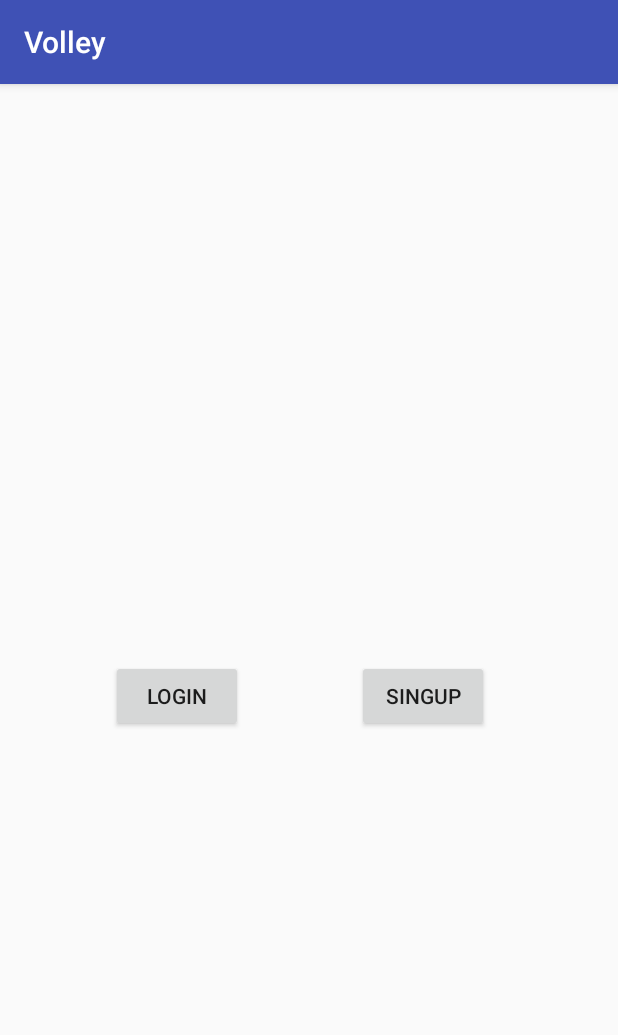
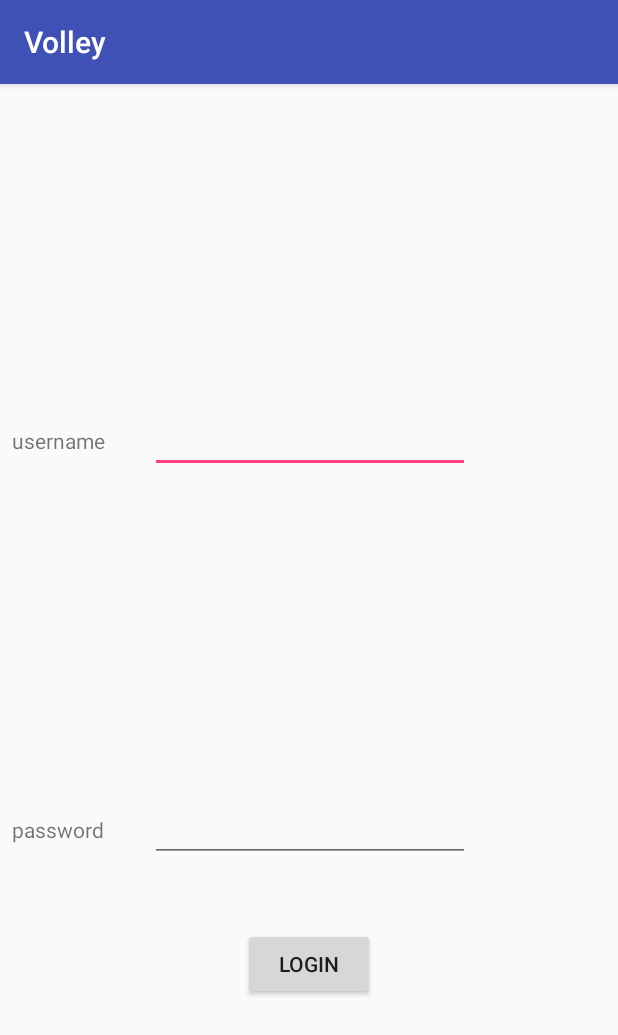
Before and after one commit to Moeinh77/GuessIt, an Android app: the screen it shows after launch (MainActivity before the commit, Login after it), after a tap on "LOGIN", on a phone screen of 412 x 824 dp. Shown: the top 1035 px of the screen. Run offline under Robolectric (Android 15) with nearby library versions, the phone set to English and light mode, and no system bars; our stand-ins replace Volley; network calls fail.

Commit message:
signup and login added gameinfo beta

```diff
--- a/app/src/main/AndroidManifest.xml
+++ b/app/src/main/AndroidManifest.xml
@@ -2,10 +2,10 @@
 <manifest xmlns:android="http://schemas.android.com/apk/res/android"
     package="com.taan.hasani.moein.volley">
 
-    <uses-permission android:name="android.permission.INTERNET"/>
+    <uses-permission android:name="android.permission.INTERNET" />
 
     <application
-        android:name="com.taan.hasani.moein.volley.AppController"
+        android:name=".AppController"
         android:allowBackup="true"
         android:icon="@mipmap/ic_launcher"
         android:label="@string/app_name"
@@ -19,6 +19,7 @@
                 <category android:name="android.intent.category.LAUNCHER" />
             </intent-filter>
         </activity>
+        <activity android:name=".Login"></activity>
     </application>
 
 </manifest>
--- /dev/null
+++ b/app/src/main/java/com/taan/hasani/moein/volley/Login.java
@@ -0,0 +1,69 @@
+package com.taan.hasani.moein.volley;
+
+import android.support.v7.app.AppCompatActivity;
+import android.os.Bundle;
+import android.widget.Button;
+import android.widget.EditText;
+import android.widget.Toast;
+
+import com.android.volley.Request;
+import com.android.volley.Response;
+import com.android.volley.VolleyError;
+import com.android.volley.toolbox.JsonObjectRequest;
+
+import org.json.JSONException;
+import org.json.JSONObject;
+
+import java.util.HashMap;
+
+public class Login extends AppCompatActivity {
+
+    String url = "http://online6732.tk/guessIt.php";
+    private String password;
+    private String username;
+    private Button login;
+    private EditText username_editext,password_editext;
+
+    @Override
+    protected void onCreate(Bundle savedInstanceState) {
+        super.onCreate(savedInstanceState);
+        setContentView(R.layout.activity_login);
+
+        login=(Button)findViewById(R.id.login);
+        username_editext=(EditText)findViewById(R.id.username);
+        password_editext=(EditText)findViewById(R.id.password);
+
+
+        HashMap<String, String> info = new HashMap<String, String>();
+
+        username="Moein";
+        password="&&password__";
+        info.put("action","login");
+        info.put("password",password);
+        info.put("username",username);
+
+        JSONObject jsonObject=new JSONObject(info);
+        JsonObjectRequest jsonObjectRequest=new JsonObjectRequest(Request.Method.POST,
+                url, jsonObject,new Response.Listener<JSONObject>() {
+            @Override
+            public void onResponse(JSONObject response) {
+
+                try {
+                    Toast.makeText(getApplicationContext(),
+                            response.getString("responseData"),Toast.LENGTH_LONG).show();
+                }catch (JSONException e){
+                    e.printStackTrace();
+                }
+            }
+
+        }, new Response.ErrorListener() {
+            @Override
+            public void onErrorResponse(VolleyError error) {
+
+            }
+        });
+
+        AppController.getInstance().addToRequestQueue(jsonObjectRequest);
+
+    }
+}
--- a/app/src/main/java/com/taan/hasani/moein/volley/MainActivity.java
+++ b/app/src/main/java/com/taan/hasani/moein/volley/MainActivity.java
@@ -1,5 +1,6 @@
 package com.taan.hasani.moein.volley;
 
+import android.content.Intent;
 import android.os.Bundle;
 import android.support.v7.app.AppCompatActivity;
 import android.view.View;
@@ -24,12 +25,15 @@ public class MainActivity extends AppCompatActivity {
     private String name;
     private Button login_bt;
     private Button signup_bt;
+    private Button gameinfo_bt;
+
 
     @Override
     protected void onCreate(Bundle savedInstanceState) {
         super.onCreate(savedInstanceState);
         setContentView(R.layout.activity_main);
 
+        gameinfo_bt=(Button)findViewById(R.id.game_info);
         login_bt=(Button)findViewById(R.id.login);
         signup_bt=(Button)findViewById(R.id.signup);
 
@@ -40,24 +44,32 @@ public class MainActivity extends AppCompatActivity {
             }
         });
 
+        gameinfo_bt.setOnClickListener(new View.OnClickListener() {
+            @Override
+            public void onClick(View v) {
+                game_info();
+            }
+        });
+
         login_bt.setOnClickListener(new View.OnClickListener() {
             @Override
             public void onClick(View v) {
                 login();
             }
         });
-      //  sign_up();
+
     }
 
-    public void login(){
 
+    public void game_info(){
         HashMap<String, String> info = new HashMap<String, String>();
 
-                username="Moein";
-                password="&&password__";
-        info.put("action","login");
-        info.put("password",password);
-        info.put("username",username);
+
+        info.put("action","newGame");
+        info.put("catagory","ورزشی");
+        info.put("player","Moein");
+        info.put("mode","singlePlayer");
+
 
         JSONObject jsonObject=new JSONObject(info);
         JsonObjectRequest jsonObjectRequest=new JsonObjectRequest(Request.Method.POST,
@@ -69,19 +81,26 @@ public class MainActivity extends AppCompatActivity {
                     Toast.makeText(getApplicationContext(),
                             response.getString("responseData"),Toast.LENGTH_LONG).show();
                 }catch (JSONException e){
-                    e.printStackTrace();
+                    Toast.makeText(getApplicationContext(),
+                            "Failed",Toast.LENGTH_LONG).show();
                 }
             }
 
         }, new Response.ErrorListener() {
             @Override
             public void onErrorResponse(VolleyError error) {
-
+                Toast.makeText(getApplicationContext(),
+                        "error",Toast.LENGTH_LONG).show();
             }
         });
 
         AppController.getInstance().addToRequestQueue(jsonObjectRequest);
+    }
 
+    public void login(){
+
+        Intent i=new Intent(MainActivity.this,Login.class);
+        startActivity(i);
     }
 
     public void sign_up(){
--- /dev/null
+++ b/app/src/main/res/layout/activity_login.xml
@@ -0,0 +1,62 @@
+<?xml version="1.0" encoding="utf-8"?>
+<android.support.constraint.ConstraintLayout xmlns:android="http://schemas.android.com/apk/res/android"
+    xmlns:app="http://schemas.android.com/apk/res-auto"
+    xmlns:tools="http://schemas.android.com/tools"
+    android:layout_width="match_parent"
+    android:layout_height="match_parent"
+    tools:context="com.taan.hasani.moein.volley.Login">
+
+    <EditText
+        android:id="@+id/username"
+        android:layout_width="wrap_content"
+        android:layout_height="wrap_content"
+        android:ems="10"
+        android:inputType="textMultiLine"
+        app:layout_constraintLeft_toLeftOf="parent"
+        app:layout_constraintRight_toRightOf="parent"
+        app:layout_constraintTop_toTopOf="parent"
+        android:layout_marginTop="8dp"
+        app:layout_constraintHorizontal_bias="0.502"
+        android:layout_marginBottom="8dp"
+        app:layout_constraintBottom_toTopOf="@+id/password" />
+
+    <EditText
+        android:id="@+id/password"
+        android:layout_width="wrap_content"
+        android:layout_height="wrap_content"
+        android:ems="10"
+        android:inputType="textMultiLine"
+        app:layout_constraintLeft_toLeftOf="parent"
+        app:layout_constraintRight_toRightOf="parent"
+        app:layout_constraintHorizontal_bias="0.502"
+        app:layout_constraintBottom_toBottomOf="parent"
+        android:layout_marginBottom="249dp" />
+
+    <TextView
+        android:id="@+id/textView"
+        android:layout_width="wrap_content"
+        android:layout_height="wrap_content"
+        android:layout_marginLeft="8dp"
+        android:text="username"
+        app:layout_constraintBaseline_toBaselineOf="@+id/username"
+        app:layout_constraintLeft_toLeftOf="parent" />
+
+    <TextView
+        android:id="@+id/textView2"
+        android:layout_width="wrap_content"
+        android:layout_height="wrap_content"
+        android:layout_marginLeft="8dp"
+        android:text="password"
+        app:layout_constraintBaseline_toBaselineOf="@+id/password"
+        app:layout_constraintLeft_toLeftOf="parent" />
+
+    <Button
+        android:id="@+id/login"
+        android:layout_width="wrap_content"
+        android:layout_height="wrap_content"
+        android:layout_marginTop="44dp"
+        android:text="login"
+        app:layout_constraintLeft_toLeftOf="parent"
+        app:layout_constraintRight_toRightOf="parent"
+        app:layout_constraintTop_toBottomOf="@+id/password" />
+</android.support.constraint.ConstraintLayout>
--- a/app/src/main/res/layout/activity_main.xml
+++ b/app/src/main/res/layout/activity_main.xml
@@ -28,4 +28,17 @@
         app:layout_constraintLeft_toRightOf="@+id/login"
         app:layout_constraintRight_toRightOf="parent"
         app:layout_constraintTop_toTopOf="parent" />
+
+    <Button
+        android:id="@+id/game_info"
+        android:layout_width="wrap_content"
+        android:layout_height="wrap_content"
+        android:layout_marginBottom="8dp"
+        android:layout_marginTop="8dp"
+        android:text="game info"
+        app:layout_constraintBottom_toTopOf="@+id/signup"
+        app:layout_constraintLeft_toLeftOf="parent"
+        app:layout_constraintRight_toRightOf="parent"
+        app:layout_constraintTop_toTopOf="parent"
+        app:layout_constraintVertical_bias="0.106" />
 </android.support.constraint.ConstraintLayout>
```
